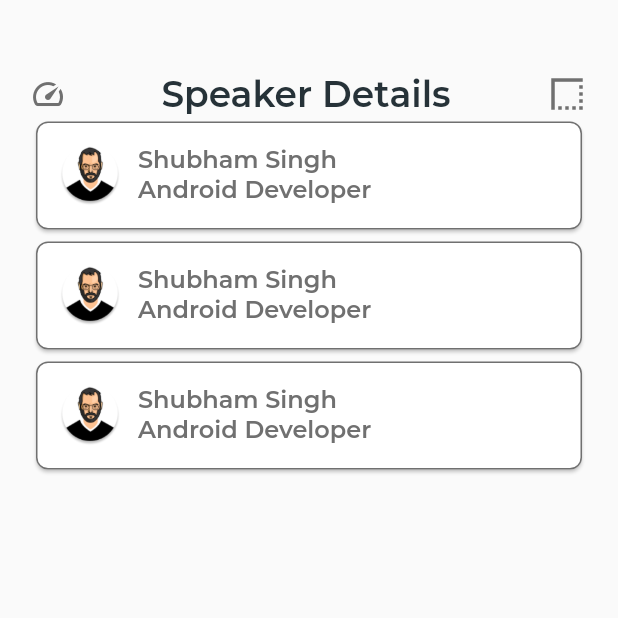
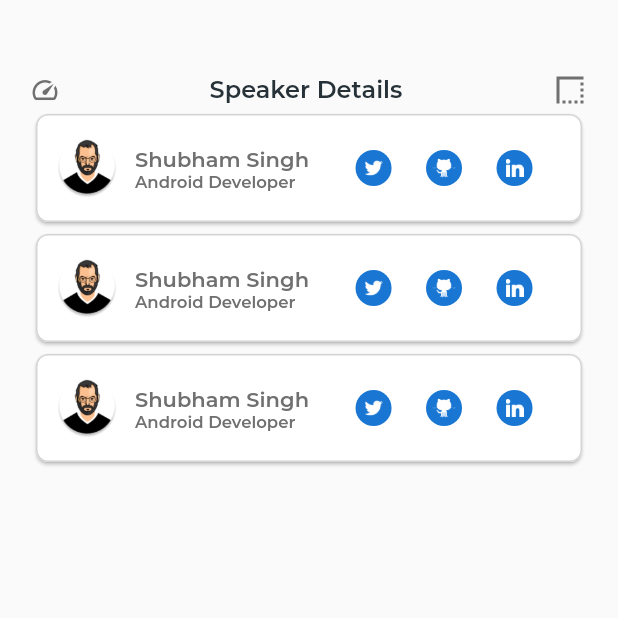
Before and after one commit to dsckiet/Commudle-UI, a Flutter app: the SpeakerDetailsScreen screen opened directly, on a phone screen of 412 x 824 dp, the top half of it. Run offline on Flutter 3.47's test engine with Material 2 defaults, Android fonts, the phone set to English and light mode, and no system bars.

Commit message:
speaker details screen edit

```diff
--- a/lib/main.dart
+++ b/lib/main.dart
@@ -28,7 +28,7 @@ class MyApp extends StatelessWidget {
         primaryColor: const Color(0xFF4285F4),
         textTheme: ThemeData.dark().textTheme.copyWith(
               headline: TextStyle(
-                fontSize: 24,
+                fontSize: 16,
                 fontFamily: 'Montserrat',
                 color: const Color(0xFF263238),
                 fontWeight: FontWeight.w600,
@@ -55,7 +55,7 @@ class MyApp extends StatelessWidget {
       ),
       debugShowCheckedModeBanner: false,
 
-      home: SpeakerDetailsScreen(),
+      home: AboutScreen(),
       routes: <String, WidgetBuilder>{
         '/IntroScreen': (BuildContext context) => IntroScreen(),
         '/AuthScreen': (BuildContext context) => AuthScreen(),
--- a/lib/routes/about_screen.dart
+++ b/lib/routes/about_screen.dart
@@ -30,6 +30,7 @@ class _AboutScreenState extends State<AboutScreen> {
                             fontFamily: 'MaterialIcons',
                             matchTextDirection: true),
                         color: const Color(0xFF707070),
+                        size: 20.0,
                       ),
                     ),
                     Text(
@@ -40,7 +41,7 @@ class _AboutScreenState extends State<AboutScreen> {
                       child: Icon(
                         const IconData(59389, fontFamily: 'MaterialIcons'),
                         color: const Color(0xFF707070),
-                        size: 28.0,
+                        size: 24.0,
                       ),
                       onTap: () {
                         Navigator.push(
--- a/lib/routes/speaker_details_screen.dart
+++ b/lib/routes/speaker_details_screen.dart
@@ -32,6 +32,7 @@ class _SpeakerDetailsScreenState extends State<SpeakerDetailsScreen> {
                             fontFamily: 'MaterialIcons',
                             matchTextDirection: true),
                         color: const Color(0xFF707070),
+                        size: 20.0,
                       ),
                     ),
                     Text(
@@ -42,7 +43,7 @@ class _SpeakerDetailsScreenState extends State<SpeakerDetailsScreen> {
                       child: Icon(
                         const IconData(59389, fontFamily: 'MaterialIcons'),
                         color: const Color(0xFF707070),
-                        size: 28.0,
+                        size: 24.0,
                       ),
                       onTap: () {
                         Navigator.push(
--- a/lib/widgets/speaker_detail_card.dart
+++ b/lib/widgets/speaker_detail_card.dart
@@ -11,9 +11,9 @@ class _SpeakerDetailCardState extends State<SpeakerDetailCard> {
     return Card(
       shape: RoundedRectangleBorder(
           borderRadius: BorderRadius.circular(8.0),
-          side: BorderSide(color: Color(0xFF707070), width: 1.0)),
+          side: BorderSide(color: Color(0xFFd5d5d5), width: 1.0)),
       child: Container(
-        padding: EdgeInsets.symmetric(horizontal: 12.0,vertical: 12.0),
+        padding: EdgeInsets.symmetric(horizontal: 10.0,vertical: 12.0),
         child: Row(
           children: <Widget>[
             CircleAvatar(
@@ -27,21 +27,59 @@ class _SpeakerDetailCardState extends State<SpeakerDetailCard> {
               backgroundColor: Colors.transparent,
             ),
             Padding(
-              padding: EdgeInsets.only(left: 8.0),
+              padding: EdgeInsets.only(left: 8.0,right: 8.0),
               child: Column(
                 crossAxisAlignment: CrossAxisAlignment.start,
                 children: <Widget>[
                   Text(
                     'Shubham Singh',
-                    style: Theme.of(context).textTheme.body1,
+                    style: Theme.of(context).textTheme.body2,
                   ),
                   Text(
                     'Android Developer',
-                    style: Theme.of(context).textTheme.body1,
+                    style: TextStyle(
+                      fontSize: 11.0,
+                      fontFamily: 'Montserrat',
+                    ),
                   ),
                 ],
               ),
-            )
+            ),
+            Expanded(
+              child: Row(
+                mainAxisSize: MainAxisSize.max,
+                mainAxisAlignment: MainAxisAlignment.spaceEvenly,
+                children: <Widget>[
+                  CircleAvatar(
+                    radius: 12.0,
+                    child: Container(
+                      padding: EdgeInsets.all(6.0),
+                      child: Image(
+                        image: AssetImage('assets/images/twitter.png'),
+                      ),
+                    ),
+                  ),
+                  CircleAvatar(
+                    radius: 12.0,
+                    child: Container(
+                      padding: EdgeInsets.all(4.0),
+                      child: Image(
+                        image: AssetImage('assets/images/github.png'),
+                      ),
+                    ),
+                  ),
+                  CircleAvatar(
+                    radius: 12.0,
+                    child: Container(
+                      padding: EdgeInsets.all(6.0),
+                      child: Image(
+                        image: AssetImage('assets/images/linkedin.png'),
+                      ),
+                    ),
+                  ),
+                ],
+              ),
+            ),
           ],
         ),
       ),
```
